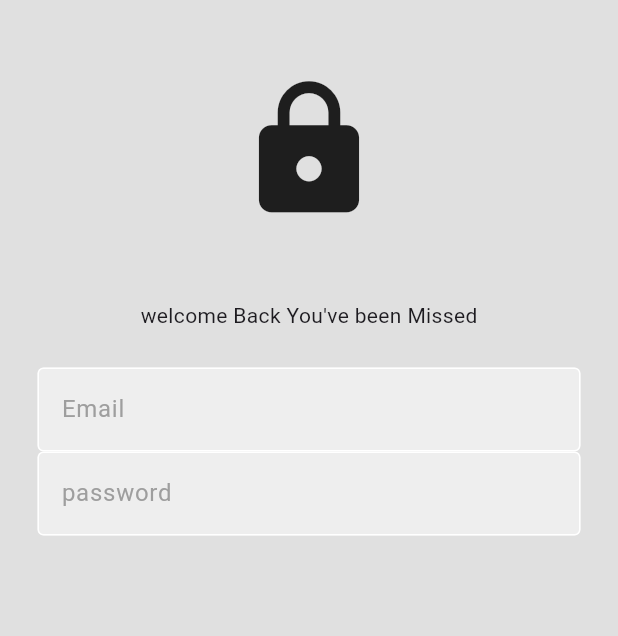
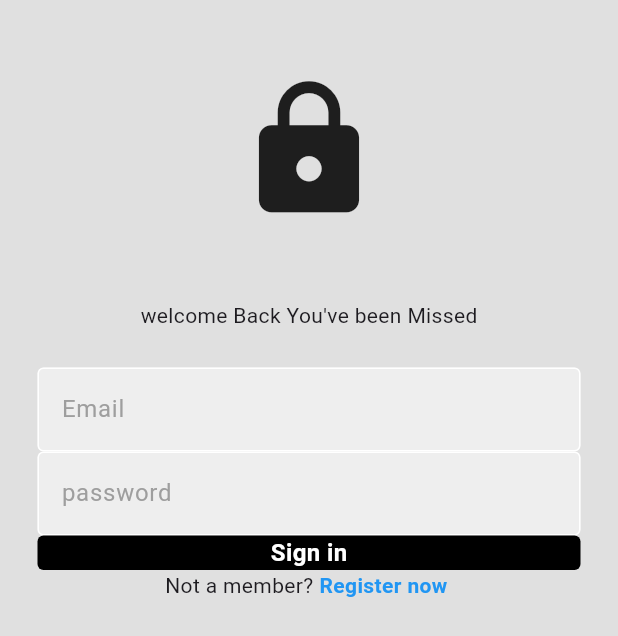
Before and after one commit to NaVindu0315/DApp, a Flutter app: the screen it shows after launch, on a phone screen of 412 x 824 dp. Shown: the top 636 px of the screen. Run offline on Flutter 3.47's test engine with Material 3 defaults, Android fonts, the phone set to English and light mode, and no system bars.

Commit message:
added login button and reg button

```diff
--- /dev/null
+++ b/lib/components/button.dart
@@ -0,0 +1,26 @@
+import "package:flutter/material.dart";
+
+class MyButton extends StatelessWidget {
+  final Function()? onTap;
+  final String text;
+
+  const MyButton({super.key, required this.onTap, required this.text});
+
+  @override
+  Widget build(BuildContext context) {
+    return Container(
+      decoration: BoxDecoration(
+          color: Colors.black, borderRadius: BorderRadius.circular(4)),
+      child: Center(
+        child: Text(
+          text,
+          style: TextStyle(
+            color: Colors.white,
+            fontWeight: FontWeight.bold,
+            fontSize: 16,
+          ),
+        ),
+      ),
+    );
+  }
+}
--- a/lib/pages/login_page.dart
+++ b/lib/pages/login_page.dart
@@ -1,4 +1,5 @@
 import "package:flutter/material.dart";
+import "package:the_wall/components/button.dart";
 import "package:the_wall/components/text_field.dart";
 
 class LoginPage extends StatefulWidget {
@@ -56,8 +57,25 @@ class _LoginPageState extends State<LoginPage> {
                     obsecureText: true),
 
                 //sign in button
+                MyButton(onTap: null, text: "Sign in"),
 
                 //go to register
+                Row(
+                  mainAxisAlignment: MainAxisAlignment.center,
+                  children: [
+                    Text('Not a member?'),
+                    SizedBox(
+                      width: 4,
+                    ),
+                    Text(
+                      'Register now ',
+                      style: TextStyle(
+                        fontWeight: FontWeight.bold,
+                        color: Colors.blue,
+                      ),
+                    )
+                  ],
+                )
               ],
             ),
           ),
```
